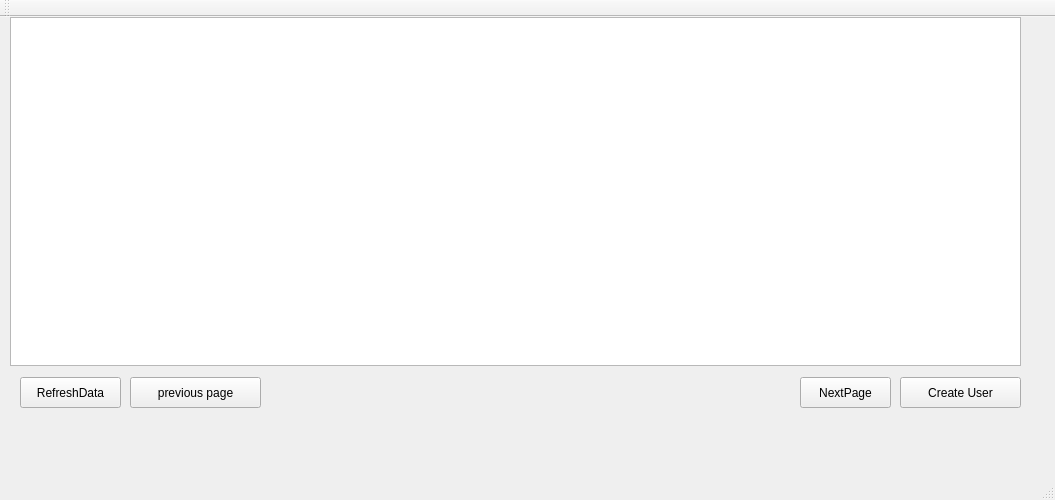
The window that mainwindow.ui (aliysefian/qt-test) describes before a commit, drawn with Qt 5.
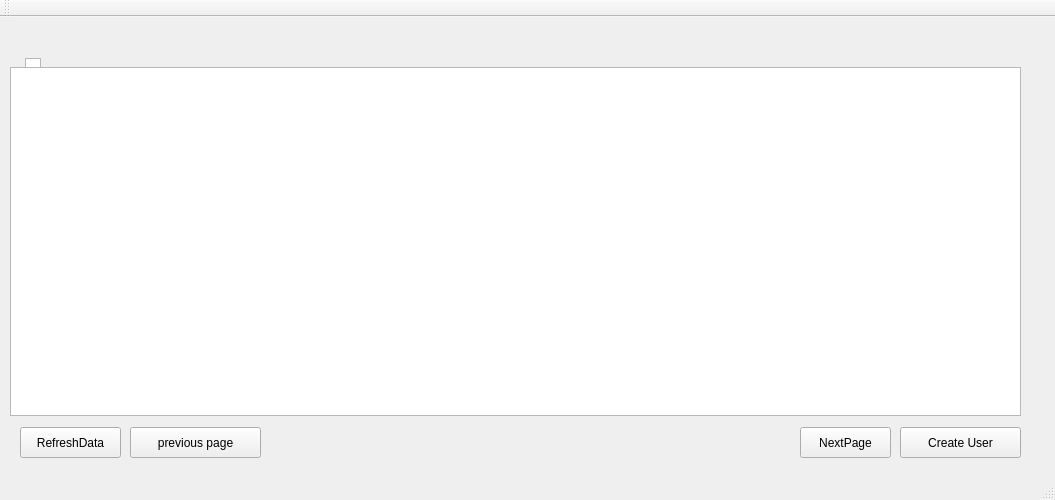
The same window after the commit. Icons and pictures are not drawn.

Commit message: add connection between login user info and main window page

```diff
--- a/mainwindow.ui
+++ b/mainwindow.ui
@@ -35,7 +35,7 @@
     <property name="geometry">
      <rect>
       <x>900</x>
-      <y>360</y>
+      <y>410</y>
       <width>121</width>
       <height>31</height>
      </rect>
@@ -48,7 +48,7 @@
     <property name="geometry">
      <rect>
       <x>20</x>
-      <y>360</y>
+      <y>410</y>
       <width>101</width>
       <height>31</height>
      </rect>
@@ -61,7 +61,7 @@
     <property name="geometry">
      <rect>
       <x>10</x>
-      <y>0</y>
+      <y>50</y>
       <width>1011</width>
       <height>349</height>
      </rect>
@@ -71,7 +71,7 @@
     <property name="geometry">
      <rect>
       <x>350</x>
-      <y>370</y>
+      <y>420</y>
       <width>321</width>
       <height>21</height>
      </rect>
@@ -89,7 +89,7 @@
     <property name="geometry">
      <rect>
       <x>800</x>
-      <y>360</y>
+      <y>410</y>
       <width>91</width>
       <height>31</height>
      </rect>
@@ -102,7 +102,7 @@
     <property name="geometry">
      <rect>
       <x>130</x>
-      <y>360</y>
+      <y>410</y>
       <width>131</width>
       <height>31</height>
      </rect>
```
Left out of the diff: 13 changed lines with no effect on the pictures. The commit also changes 5 other files.
